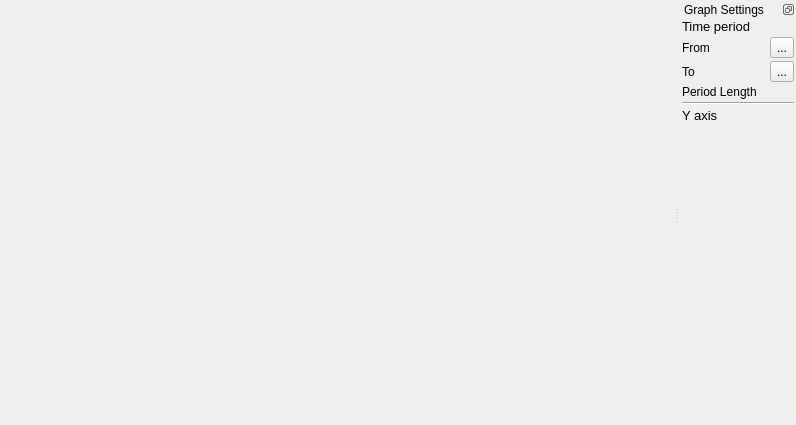
Above: assets/uis/graph_ex_window.ui from m4reQ/data-visualizer before the change. Below: the same form after it.
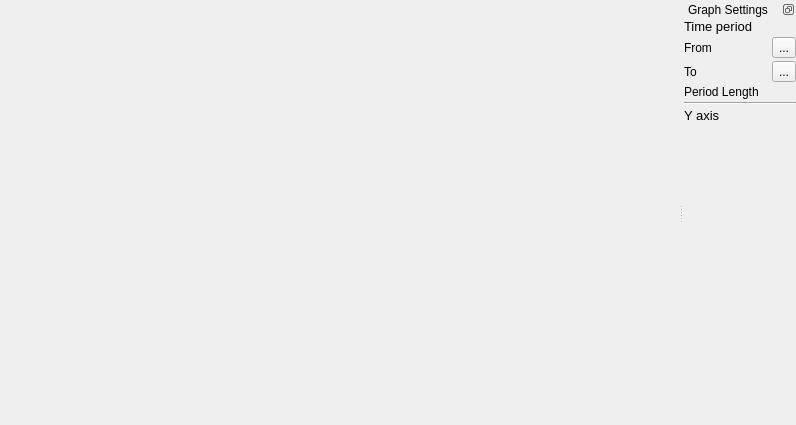
That is the form after the change.

Commit message: Remove animation from series config widgets

What changed in the file:
```diff
--- a/assets/uis/graph_ex_window.ui
+++ b/assets/uis/graph_ex_window.ui
@@ -54,13 +54,13 @@
    <widget class="QWidget" name="_unused_9">
     <layout class="QGridLayout" name="gridLayout_2">
      <property name="leftMargin">
-      <number>2</number>
+      <number>0</number>
      </property>
      <property name="topMargin">
       <number>0</number>
      </property>
      <property name="rightMargin">
-      <number>2</number>
+      <number>0</number>
      </property>
      <property name="bottomMargin">
       <number>0</number>
@@ -160,6 +160,9 @@
        <property name="frameShape">
         <enum>QFrame::NoFrame</enum>
        </property>
+       <property name="sizeAdjustPolicy">
+        <enum>QAbstractScrollArea::AdjustToContents</enum>
+       </property>
        <property name="widgetResizable">
         <bool>true</bool>
        </property>
```
The commit also changes 1 other file.
